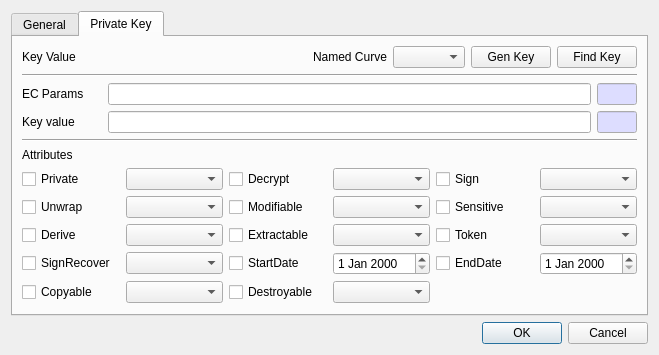
The window that CryptokiMan/create_ec_pri_key_dlg.ui (jykim74/CryptokiMan) describes before a commit, drawn with Qt 5.
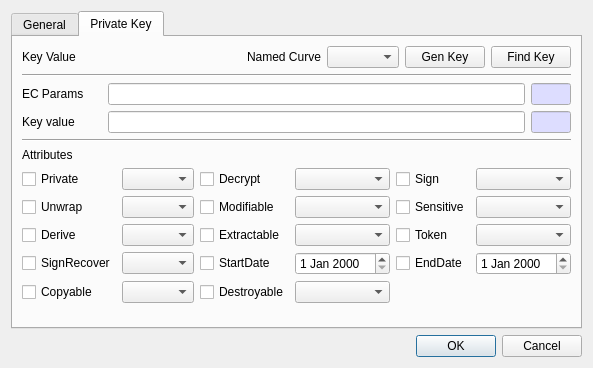
The same window after the commit.

What changed in the file:
```diff
--- a/CryptokiMan/create_ec_pri_key_dlg.ui
+++ b/CryptokiMan/create_ec_pri_key_dlg.ui
@@ -6,8 +6,8 @@
    <rect>
     <x>0</x>
     <y>0</y>
-    <width>659</width>
-    <height>344</height>
+    <width>564</width>
+    <height>368</height>
    </rect>
   </property>
   <property name="windowTitle">
```
